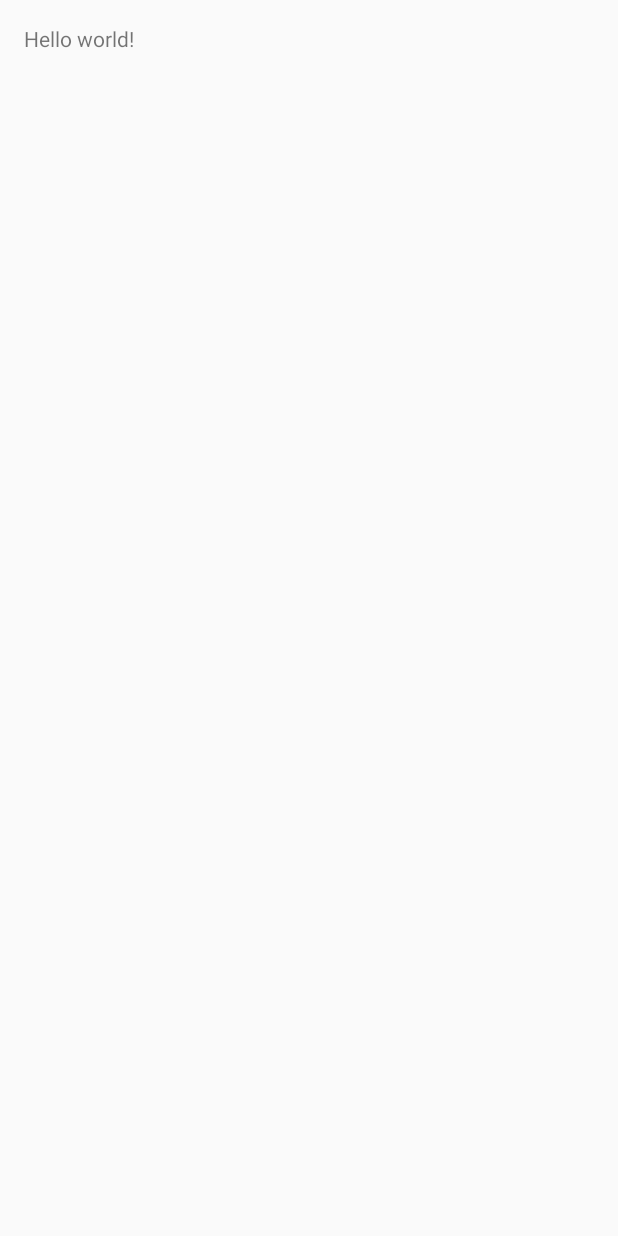
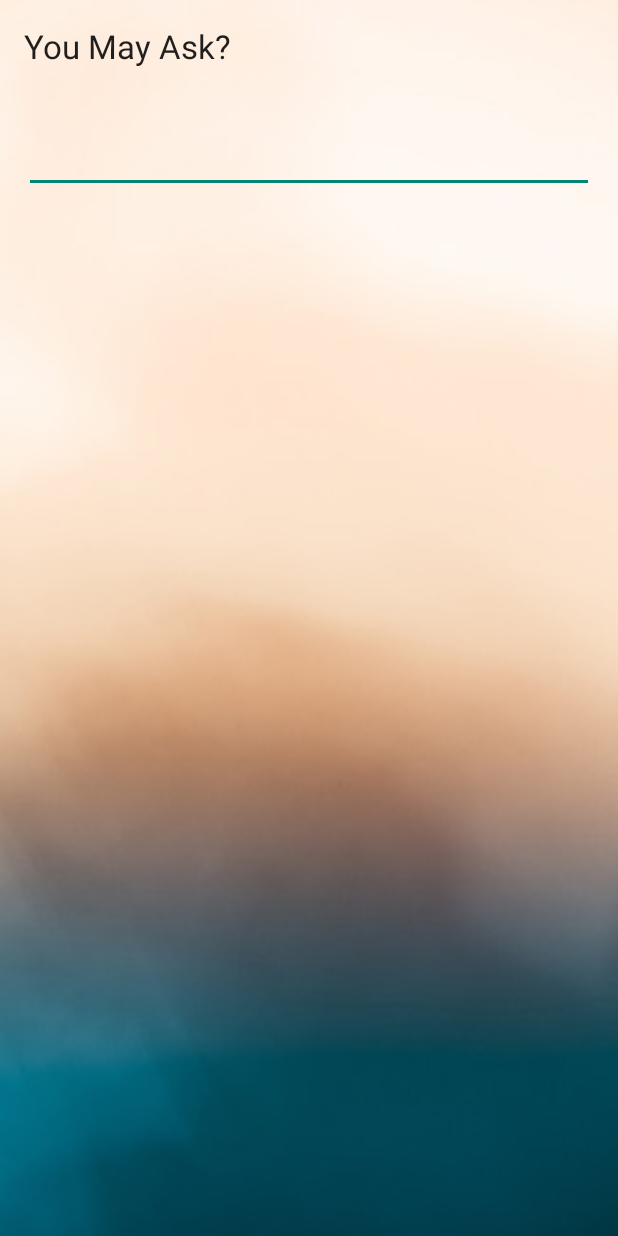
Before and after one commit to laa-1-yay/Baba_Prediction, an Android app: the screen it shows after launch (MainActivity), on a phone screen of 412 x 824 dp. Before the commit the screen is almost empty. Run offline under Robolectric (Android 15) with nearby library versions, the phone set to English and light mode, and no system bars.

Commit message:
main question page

```diff
--- a/app/src/main/java/in/co/babaprediction/app/MainActivity.java
+++ b/app/src/main/java/in/co/babaprediction/app/MainActivity.java
@@ -5,14 +5,30 @@ import android.support.v7.app.ActionBarActivity;
 import android.os.Bundle;
 import android.view.Menu;
 import android.view.MenuItem;
+import android.widget.EditText;
+import android.widget.TextView;
 
 
 public class MainActivity extends Activity {
+
+
+    EditText question;
+    TextView txt;
+
 
     @Override
     protected void onCreate(Bundle savedInstanceState) {
         super.onCreate(savedInstanceState);
         setContentView(R.layout.activity_main);
+
+
+
+
+
+        question = (EditText) findViewById(R.id.editText);
+        txt = (TextView)findViewById(R.id.textView);
+
+
     }
 
 
--- a/app/src/main/res/layout/activity_main.xml
+++ b/app/src/main/res/layout/activity_main.xml
@@ -6,11 +6,30 @@
     android:paddingRight="@dimen/activity_horizontal_margin"
     android:paddingTop="@dimen/activity_vertical_margin"
     android:paddingBottom="@dimen/activity_vertical_margin"
-    tools:context="in.co.babaprediction.app.MainActivity">
+    android:background="@drawable/background"
+    >
+
 
     <TextView
-        android:text="@string/hello_world"
         android:layout_width="wrap_content"
-        android:layout_height="wrap_content" />
+        android:layout_height="wrap_content"
+        android:textAppearance="?android:attr/textAppearanceLarge"
+        android:text="You May Ask?"
+        android:id="@+id/textView"
+        android:layout_alignParentTop="true"
+        android:layout_alignParentLeft="true"
+        android:layout_alignParentStart="true" />
+
+
+
+    <EditText
+        android:layout_width="match_parent"
+        android:layout_height="wrap_content"
+        android:id="@+id/editText"
+
+        android:layout_below="@+id/textView"
+        android:layout_alignParentLeft="true"
+        android:layout_alignParentStart="true"
+        android:layout_marginTop="38dp" />
 
 </RelativeLayout>
```
Also changed, not shown: app/src/main/res/drawable/background.jpg (added).
